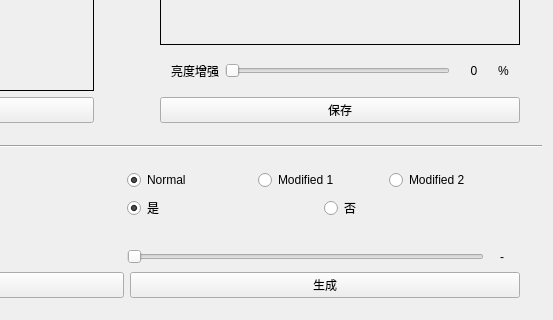
First picture: the form in Content-aware image resizing/Content-aware image resizing/mainwindow.ui, repository JaderoChan/Content-aware-image-resizing, before the edit; both pictures show x 299 to 852 and y 243 to 563 of the 852 by 563 pixel window.
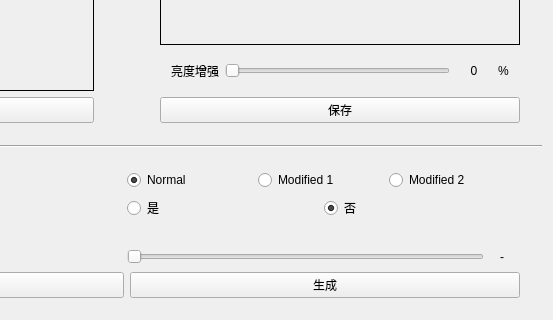
Second picture: the form after the edit. Icons and pictures are not drawn.

What changed in the file:
```diff
--- a/Content-aware image resizing/Content-aware image resizing/mainwindow.ui
+++ b/Content-aware image resizing/Content-aware image resizing/mainwindow.ui
@@ -475,7 +475,7 @@
                   <string>是</string>
                  </property>
                  <property name="checked">
-                  <bool>true</bool>
+                  <bool>false</bool>
                  </property>
                 </widget>
                </item>
@@ -484,6 +484,9 @@
                  <property name="text">
                   <string>否</string>
                  </property>
+                 <property name="checked">
+                  <bool>true</bool>
+                 </property>
                 </widget>
                </item>
               </layout>
```
